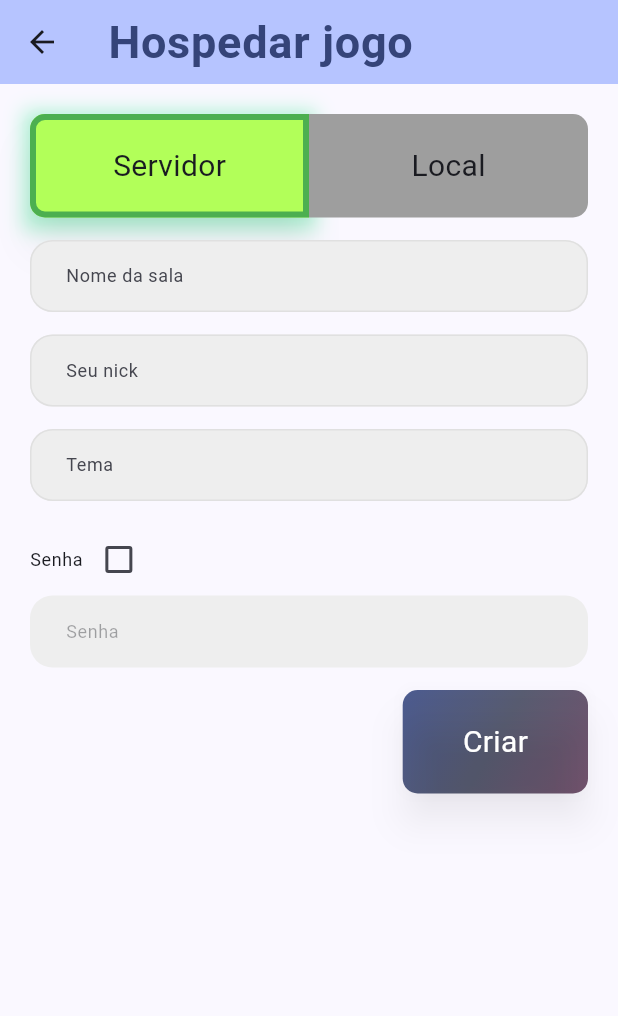
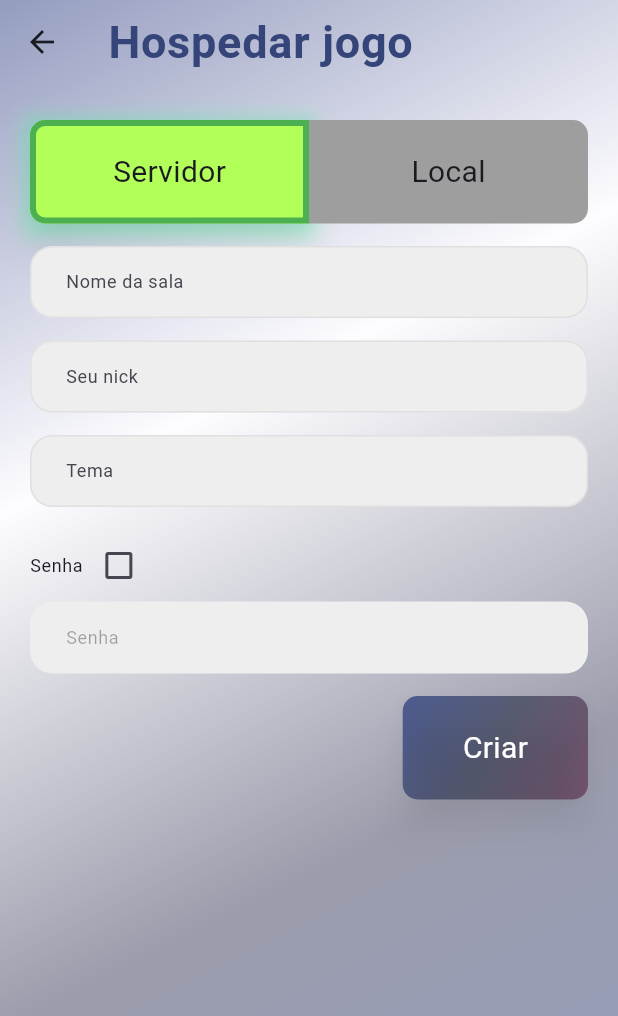
Before and after one commit to Luksmito/QuemSouEu, a Flutter app: the screen it shows after launch, after a tap on "Criar sala", on a phone screen of 412 x 824 dp. Shown: the top 1016 px of the screen. Run offline on Flutter 3.47's test engine with Material 3 defaults, Android fonts, the phone set to English and light mode, and no system bars; Roboto replaces fonts that are missing (SpicyRice); project files that could hold a hidden picture were left out.

Commit message:
Mudancas de design

```diff
--- a/lib/data/server/server.dart
+++ b/lib/data/server/server.dart
@@ -8,7 +8,7 @@ import 'package:flutter/services.dart';
 class Server {
   static int portServer = 55656;
   static String addressServer =
-      "ec2-18-188-125-150.us-east-2.compute.amazonaws.com";
+      "10.0.0.102";
 
   static void startToListen(RawDatagramSocket socket,
       Function(String, RawDatagramSocket) callback) async {
--- a/lib/main.dart
+++ b/lib/main.dart
@@ -15,6 +15,7 @@ class MyApp extends StatelessWidget {
   Widget build(BuildContext context) {
     final colorScheme =
         ColorScheme.fromSeed(seedColor: Color.fromARGB(255, 3, 7, 27));
+    print(colorScheme.primary);
     return MaterialApp(
         title: 'Flutter Demo',
         theme: ThemeData(
--- a/lib/screens/find_lobby/connect_to_lobby.dart
+++ b/lib/screens/find_lobby/connect_to_lobby.dart
@@ -7,6 +7,7 @@ import 'package:quem_sou_eu/data/player/player.dart';
 import 'package:quem_sou_eu/data/server/server.dart';
 import 'package:quem_sou_eu/screens/find_lobby/lobby_data.dart';
 import 'package:quem_sou_eu/screens/game/game.dart';
+import 'package:quem_sou_eu/theme/backgroud_theme.dart';
 import 'package:quem_sou_eu/theme/container_theme.dart';
 import 'package:quem_sou_eu/theme/input_decoration_theme.dart';
 
@@ -82,7 +83,9 @@ class _ConnectToLobbyState extends State<ConnectToLobby> {
   Widget build(BuildContext context) {
     return Scaffold(
       appBar: AppBar(),
-      body: Padding(
+      body: Container(
+        decoration: backgroundTheme(context),
+        child: Padding(
           padding: const EdgeInsets.all(15.0),
           child: Center(
             child: Container(
@@ -168,6 +171,7 @@ class _ConnectToLobbyState extends State<ConnectToLobby> {
             ),
           ),
         ),
+      ),
     );
   }
 }
--- a/lib/screens/home/home.dart
+++ b/lib/screens/home/home.dart
@@ -1,4 +1,5 @@
 import 'package:flutter/material.dart';
+import 'package:quem_sou_eu/theme/backgroud_theme.dart';
 import 'package:quem_sou_eu/theme/container_theme.dart';
 import 'package:quem_sou_eu/theme/square_button_theme.dart';
 
@@ -14,7 +15,7 @@ class _MyHomePageState extends State<MyHomePage> {
   Widget build(BuildContext context) {
     // than having to individually change instances of widgets.
     return Scaffold(
-        appBar: AppBar(
+        /*appBar: AppBar(
           flexibleSpace: Container(
             decoration: containerTheme(context),
             child: Row(
@@ -31,11 +32,24 @@ class _MyHomePageState extends State<MyHomePage> {
               ],
             ),
           ),
+        ),*/
+        body: Container(
+      decoration: backgroundTheme(context),
+      child: Center(
+        child: Column(
+          mainAxisAlignment: MainAxisAlignment.start,
+          children: [
+            const SizedBox(
+              height: 60,
             ),
-        body: Center(
-          child: Column(
-            mainAxisAlignment: MainAxisAlignment.center,
-            children: [
+            Image.asset(
+              "lib/assets/images/logo2.png",
+              width: 250,
+              height: 250,
+            ),
+            const SizedBox(
+              height: 60,
+            ),
             Container(
               decoration: buttonContainerTheme(context),
               child: ElevatedButton(
@@ -60,7 +74,8 @@ class _MyHomePageState extends State<MyHomePage> {
               decoration: buttonContainerTheme(context),
               child: ElevatedButton(
                   style: squareButtonTheme().copyWith(
-                        fixedSize: MaterialStateProperty.all(Size.fromWidth(300))),
+                      fixedSize:
+                          MaterialStateProperty.all(Size.fromWidth(300))),
                   onPressed: () {
                     Navigator.pushNamed(context, '/findLobby');
                   },
@@ -70,6 +85,7 @@ class _MyHomePageState extends State<MyHomePage> {
             ),
           ],
         ),
+      ),
     ) // This trailing comma makes auto-formatting nicer for build methods.
         );
   }
--- a/lib/screens/host_game/host_game.dart
+++ b/lib/screens/host_game/host_game.dart
@@ -1,20 +1,28 @@
 import 'package:flutter/material.dart';
 import 'package:quem_sou_eu/screens/host_game/host_game_form.dart';
+import 'package:quem_sou_eu/theme/backgroud_theme.dart';
 
 class HostGame extends StatelessWidget {
   const HostGame({super.key});
 
-
   @override
   Widget build(BuildContext context) {
     return Scaffold(
+      extendBodyBehindAppBar: true,
+      extendBody: true,
       appBar: AppBar(
-        backgroundColor: Theme.of(context).colorScheme.inversePrimary,
-        title: Text("Hospedar jogo", style: Theme.of(context).textTheme.bodyLarge,),
+        backgroundColor: Colors.transparent,
+        title: Text(
+          "Hospedar jogo",
+          style: Theme.of(context).textTheme.bodyLarge,
+        ),
       ),
-      body: const Padding(
-      padding: EdgeInsets.fromLTRB(20,20,20,20),
-      child: HostGameForm(),
+      body: Container(
+        decoration: backgroundTheme(context),
+        child: const Padding(
+          padding: EdgeInsets.fromLTRB(20, 80, 20, 20),
+          child: HostGameForm(),
+        ),
       ),
     );
   }
--- /dev/null
+++ b/lib/theme/backgroud_theme.dart
@@ -0,0 +1,15 @@
+import 'package:flutter/material.dart';
+
+BoxDecoration backgroundTheme(context) {
+  return BoxDecoration(
+      gradient: LinearGradient(
+          begin: Alignment.topLeft,
+          end: Alignment.bottomRight,
+          colors: [
+
+        Theme.of(context).colorScheme.primary.withAlpha(150),
+        Theme.of(context).colorScheme.onPrimary.withAlpha(150),
+        Theme.of(context).colorScheme.secondary.withAlpha(150),
+        Theme.of(context).colorScheme.primary.withAlpha(150),
+      ]));
+}
--- a/pubspec.yaml
+++ b/pubspec.yaml
@@ -65,6 +65,8 @@ flutter:
     - lib/assets/images/questionMark.png
     - lib/assets/fonts/SpicyRice-Regular.ttf
     - lib/assets/certificate.pem
+    - lib/assets/images/logo.png
+    - lib/assets/images/logo2.png
   # To add assets to your application, add an assets section, like this:
   # assets:
   #   - images/a_dot_burr.jpeg
```
Also changed, not shown: lib/data/game_data/game_data.dart (+9 -0 lines), lib/screens/find_lobby/find_lobby.dart (+9 -3 lines), lib/screens/game/actions_bar.dart (+27 -9 lines), lib/screens/game/chat.dart (+18 -15 lines), lib/screens/game/game.dart (+17 -7 lines), lib/assets/images/logo.png (added), lib/assets/images/logo2.png (added). Lines whose indentation alone changed are shown as unchanged.
